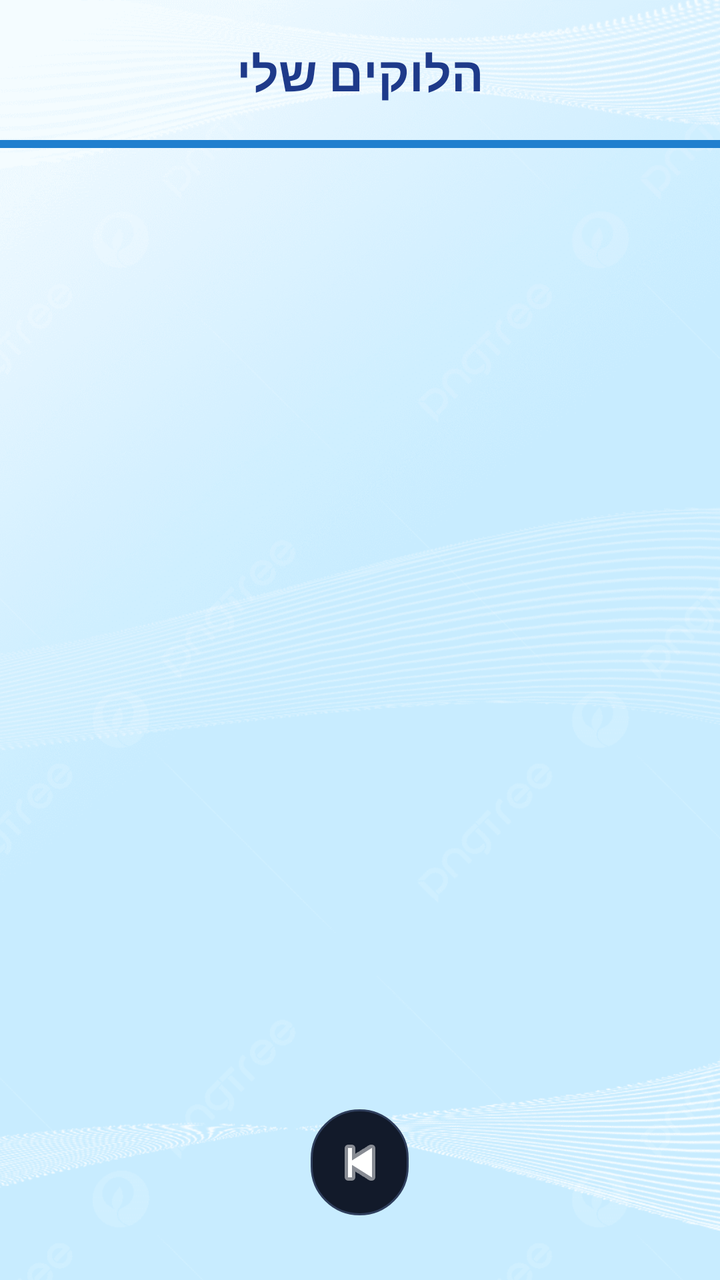
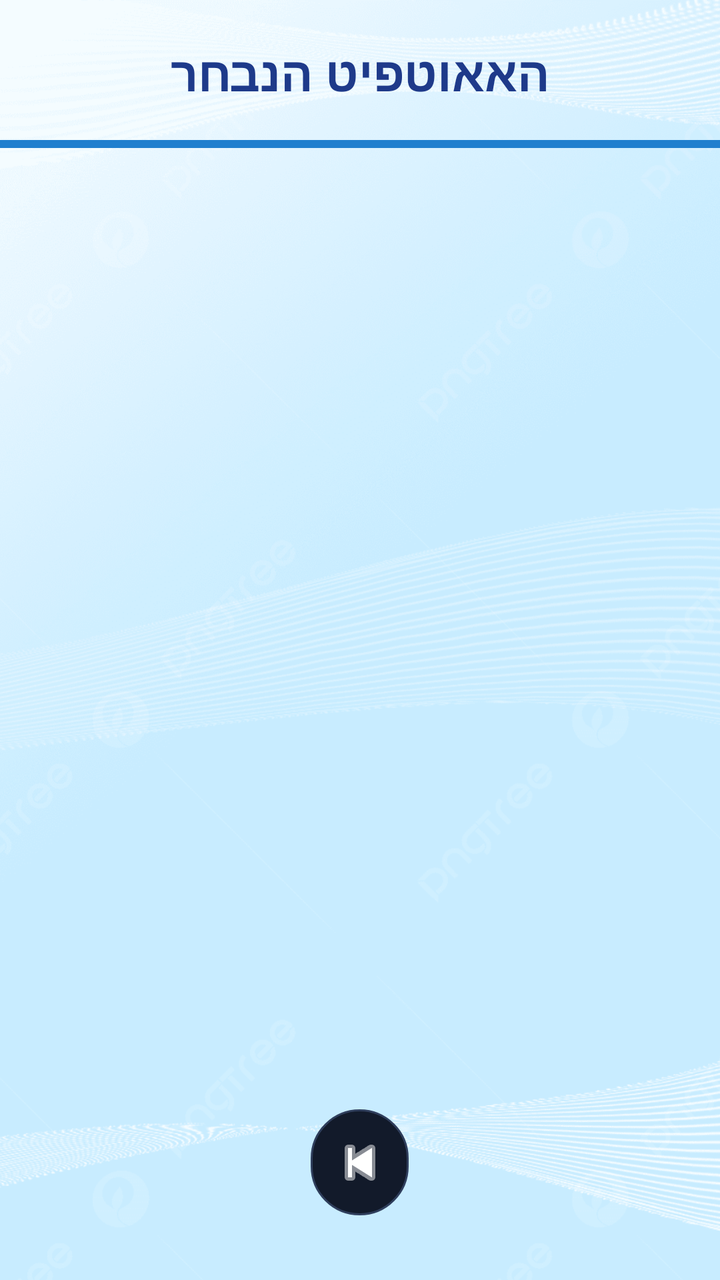

Compare the two renders of this Android layout. The source of the first and the diff that turns it into the second are given below.
<!-- AndroidManifest.xml: application theme Theme.ProjectX -->
<!-- res/layout/activity_outfit_details.xml -->
<?xml version="1.0" encoding="utf-8"?>
<androidx.constraintlayout.widget.ConstraintLayout
    xmlns:android="http://schemas.android.com/apk/res/android"
    xmlns:app="http://schemas.android.com/apk/res-auto"
    xmlns:tools="http://schemas.android.com/tools"
    android:layout_width="match_parent"
    android:layout_height="match_parent"
    android:background="#F5F7FA">
    <ImageView
        android:id="@+id/backgroundImage"
        android:layout_width="match_parent"
        android:layout_height="match_parent"
        android:clickable="false"
        android:focusable="false"
        android:focusableInTouchMode="false"

        android:scaleType="centerCrop"
        android:src="@drawable/back6"
        app:layout_constraintBottom_toBottomOf="parent"
        app:layout_constraintEnd_toEndOf="parent"
        app:layout_constraintHorizontal_bias="0.0"
        app:layout_constraintStart_toStartOf="parent"
        app:layout_constraintTop_toTopOf="parent"
        app:layout_constraintVertical_bias="0.0" />

    <TextView
        android:id="@+id/line"
        android:layout_width="0dp"
        android:layout_height="4dp"
        android:layout_marginTop="70dp"
        android:background="#207FCE"
        app:layout_constraintEnd_toEndOf="parent"
        app:layout_constraintHorizontal_bias="0.0"
        app:layout_constraintStart_toStartOf="parent"
        app:layout_constraintTop_toTopOf="parent" />
    <TextView
        android:id="@+id/tvTitle"
        android:layout_width="0dp"
        android:layout_height="wrap_content"
        android:text="הלוקים שלי"
        android:textSize="24sp"
        android:textStyle="bold"
        android:gravity="center"
        android:textColor="#1E3A8A"
        android:layout_marginTop="20dp"
        app:layout_constraintTop_toTopOf="parent"
        app:layout_constraintStart_toStartOf="parent"
        app:layout_constraintEnd_toEndOf="parent"/>

    <HorizontalScrollView
        android:layout_width="0dp"
        android:layout_height="140dp"
        android:layout_marginTop="16dp"
        app:layout_constraintTop_toBottomOf="@id/tvTitle"
        app:layout_constraintStart_toStartOf="parent"
        app:layout_constraintEnd_toEndOf="parent">

        <LinearLayout
            android:id="@+id/rowSavedLooks"
            android:layout_width="wrap_content"
            android:layout_height="match_parent"
            android:orientation="horizontal"
            android:padding="10dp"/>
    </HorizontalScrollView>

    <LinearLayout
        android:layout_width="0dp"
        android:layout_height="0dp"
        android:orientation="vertical"
        android:gravity="center"
        app:layout_constraintTop_toBottomOf="@id/tvTitle"
        app:layout_constraintBottom_toBottomOf="parent"
        app:layout_constraintStart_toStartOf="parent"
        app:layout_constraintEnd_toEndOf="parent">
        <ImageView
            android:id="@+id/ivSelectedOuter"
            android:layout_width="220dp"
            android:layout_height="220dp"
            android:visibility="gone"
            android:layout_marginBottom="10dp"/>

        <ImageView
            android:id="@+id/ivSelectedTop"
            android:layout_width="220dp"
            android:layout_height="220dp"
            android:layout_marginBottom="10dp"/>


        <ImageView
            android:id="@+id/ivSelectedBottom"
            android:layout_width="240dp"
            android:layout_height="240dp"/>

        <ImageButton
            android:id="@+id/btnBack"
            android:layout_width="49dp"
            android:layout_height="53dp"
            android:background="@drawable/btn_circle_dark"
            android:scaleType="centerInside"
            android:src="@android:drawable/ic_media_previous"
            app:tint="#FFFFFF" />

    </LinearLayout>

</androidx.constraintlayout.widget.ConstraintLayout>
<!-- resources referenced by this layout -->
<resources>
  <!-- drawable back6: jpg bitmap (drawable, 151864 bytes) -->
  <!-- drawable btn_circle_dark (drawable) -->
  <?xml version="1.0" encoding="utf-8"?>
  <shape xmlns:android="http://schemas.android.com/apk/res/android">
      <solid android:color="#121A2A"/>
      <corners android:radius="50dp"/>
      <stroke android:width="1dp" android:color="#2F3E5C"/>
  </shape>
  <style name="Theme.ProjectX" parent="Base.Theme.ProjectX" />
  <style name="Base.Theme.ProjectX" parent="Theme.Material3.DayNight.NoActionBar">
          
          
      </style>
</resources>

<!-- the commit's change to res/layout/activity_outfit_details.xml (unified diff, before → after) -->
@@ -37,7 +37,7 @@
         android:id="@+id/tvTitle"
         android:layout_width="0dp"
         android:layout_height="wrap_content"
-        android:text="הלוקים שלי"
+        android:text="האאוטפיט הנבחר"
         android:textSize="24sp"
         android:textStyle="bold"
         android:gravity="center"
